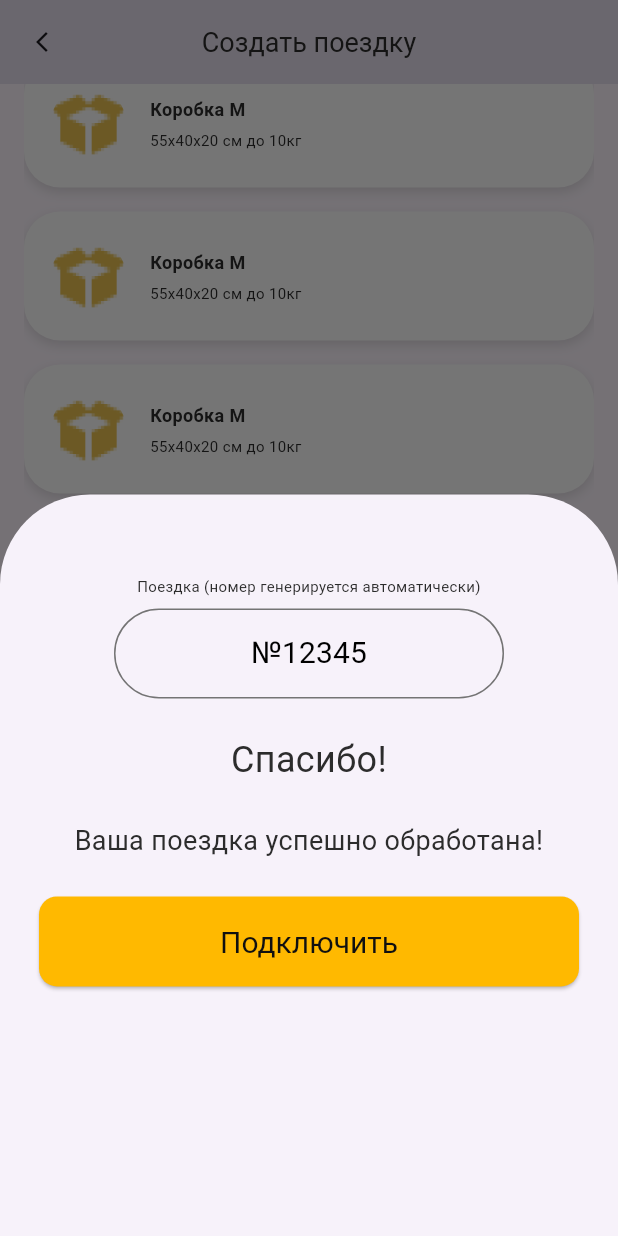
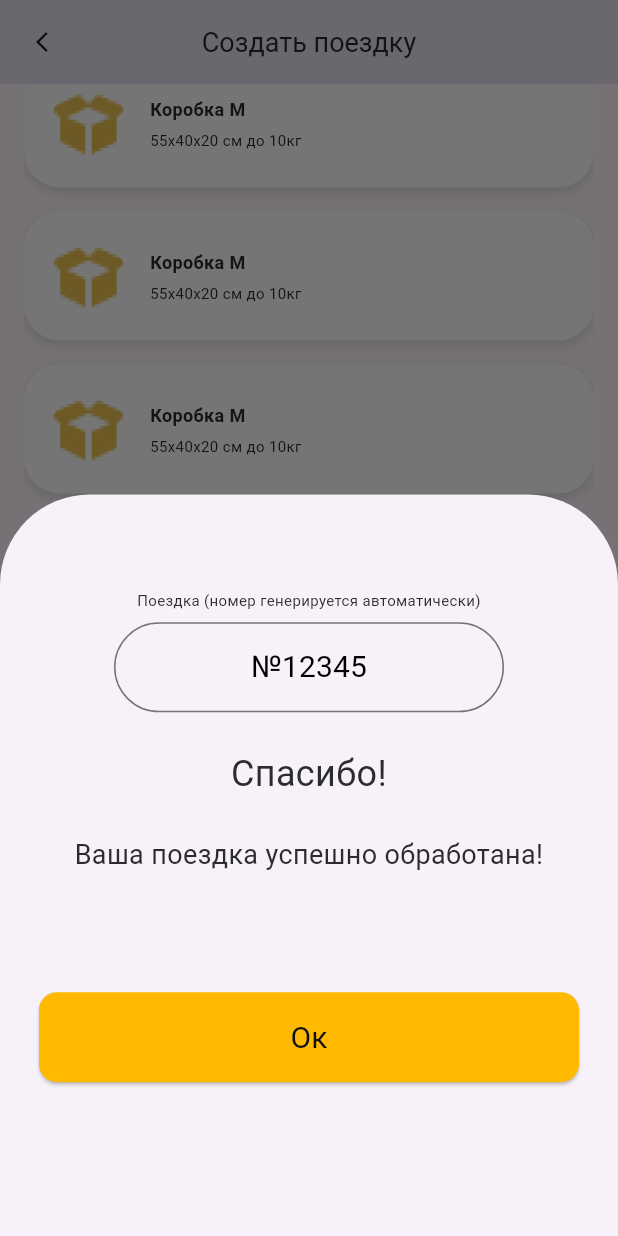
Before and after one commit to erjigit12/aist_cargo, a Flutter app: the PlaceOrderPage screen opened by its route, scrolled down 952 dp, after a tap on "Оформить", on a phone screen of 412 x 824 dp. Run offline on Flutter 3.47's test engine with Material 3 defaults, Android fonts, the phone set to English and light mode, and no system bars; our stand-ins replace flutter_bloc, flutter_svg, get_it.

Commit message:
deliver full done but i need the checkout

```diff
--- a/lib/src/feature/deliver/presentation/pages/place_order_page.dart
+++ b/lib/src/feature/deliver/presentation/pages/place_order_page.dart
@@ -210,7 +210,7 @@ class _PlaceOrderPageState extends State<PlaceOrderPage> {
             child: Column(
               crossAxisAlignment: CrossAxisAlignment.center,
               children: [
-                30.h,
+                const Spacer(flex: 1),
                 Text(
                   'Поездка (номер генерируется автоматически)',
                   textAlign: TextAlign.center,
@@ -261,11 +261,16 @@ class _PlaceOrderPageState extends State<PlaceOrderPage> {
                     color: AppColors.textColor,
                   ),
                 ),
-                24.h,
+                const Spacer(flex: 2),
                 ElevatedButtonWidget(
-                  title: 'Подключить',
-                  onPressed: () {},
+                  title: 'Ок',
+                  onPressed: () => Navigator.pushNamedAndRemoveUntil(
+                    context,
+                    AppRoutes.main,
+                    (route) => false,
+                  ),
                 ),
+                const Spacer(flex: 2),
               ],
             ),
           ),
```
